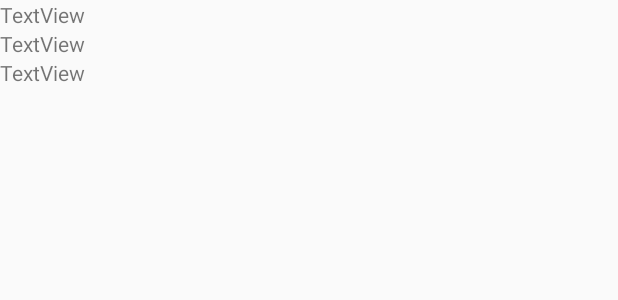
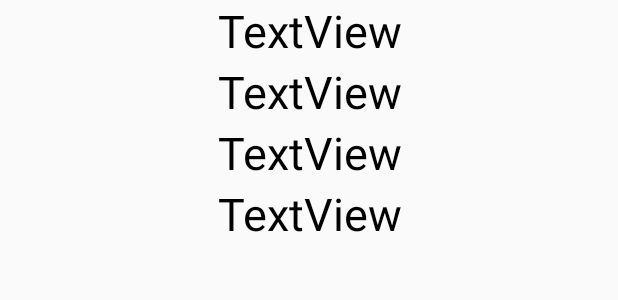
Before and after one commit to MSayrim/3boyutlucanavar, an Android app: the layout activity_detail.xml on its own in the app's theme, with its tools: preview values and no code run, on a phone screen of 412 x 824 dp. Shown: the top 300 px of the screen. Run offline under Robolectric (Android 15) with nearby library versions, the phone set to English and light mode, and no system bars.

Commit message:
arayüzde değişiklikler

```diff
--- a/app/src/main/java/com/example/ucboyutlucanavar/ImportantStuff/Adapter/ModelAdapter.java
+++ b/app/src/main/java/com/example/ucboyutlucanavar/ImportantStuff/Adapter/ModelAdapter.java
@@ -68,8 +68,9 @@ public class ModelAdapter extends BaseAdapter {
 
         valueView2.setText( currency.getProductCatagory () +" " );
 
-        valueView3.setText( currency.getProductPrice () +" "   );
+        valueView3.setText("Boyut :    " + currency.getProductSize () +"CM "   );
 
+        imageView.setScaleType ( ImageView.ScaleType.FIT_XY );
         String pic= "https://www.3boyutlucanavar.com/wp-content/uploads/2020/08/"+currency.getTumbnail ();
         Picasso.with ( context ).load ( pic).into ( imageView );
 
--- a/app/src/main/res/layout/activity_detail.xml
+++ b/app/src/main/res/layout/activity_detail.xml
@@ -15,25 +15,44 @@
             android:id="@+id/modelNameDetail"
             android:layout_width="match_parent"
             android:layout_height="wrap_content"
-            android:text="TextView" />
+
+            android:text="TextView"
+            android:textAlignment="center"
+            android:textColor="#000000"
+            android:textSize="30sp" />
 
         <TextView
-            android:id="@+id/textView2"
+            android:id="@+id/modelCatagoryDetail"
             android:layout_width="match_parent"
             android:layout_height="wrap_content"
-            android:text="TextView" />
+            android:text="TextView"
+            android:textAlignment="center"
+            android:textColor="#000000"
+            android:textSize="30sp" />
 
         <TextView
-            android:id="@+id/textView3"
+            android:id="@+id/modelSizeDetail"
             android:layout_width="match_parent"
             android:layout_height="wrap_content"
-            android:text="TextView" />
+            android:text="TextView"
+            android:textAlignment="center"
+            android:textColor="#000000"
+            android:textSize="30sp" />
 
-        <ListView
-            android:id="@+id/imageList"
+        <TextView
+            android:id="@+id/modelPriceDetail"
             android:layout_width="match_parent"
             android:layout_height="wrap_content"
-            android:scrollbars="vertical" />
+            android:text="TextView"
+            android:textAlignment="center"
+            android:textColor="#000000"
+            android:textSize="30sp" />
+
+        <androidx.viewpager.widget.ViewPager
+            android:id="@+id/picSlaty"
+            android:layout_width="match_parent"
+            android:layout_height="wrap_content"
+            tools:ignore="MissingConstraints" />
 
     </LinearLayout>
 
```
Also changed, not shown: app/src/main/java/com/example/ucboyutlucanavar/DetailActivity.java (+17 -13 lines), app/src/main/java/com/example/ucboyutlucanavar/ImportantStuff/Adapter/ImageAdapter.java (added, +55 -0 lines), app/src/main/java/com/example/ucboyutlucanavar/ImportantStuff/Adapter/PictureAdapter.java (deleted, +0 -53 lines), app/src/main/res/layout/list_view_bar.xml (+17 -10 lines).
